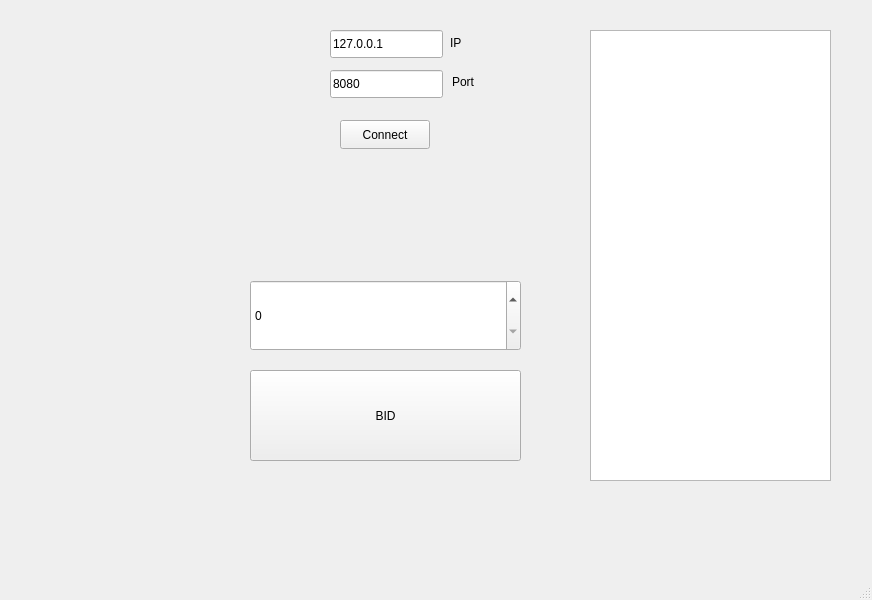
First picture: the form in AuctionClient/AuctionClient/client.ui, repository rzekk/auction-ipc, before the edit.
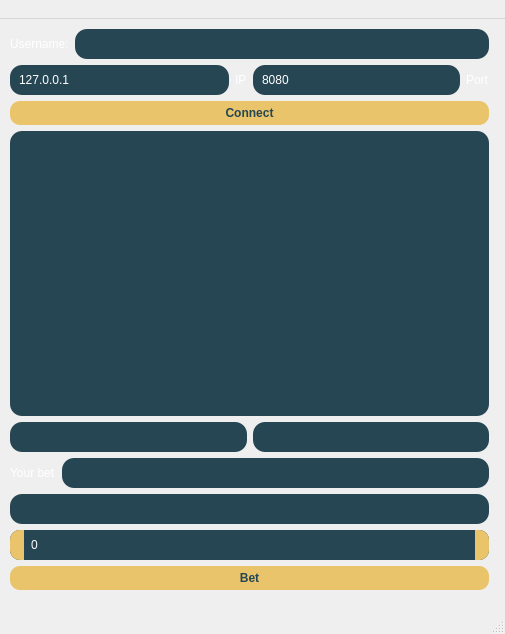
Second picture: the form after the edit.

```diff
--- a/AuctionClient/AuctionClient/client.ui
+++ b/AuctionClient/AuctionClient/client.ui
@@ -9,117 +9,343 @@
    <rect>
     <x>0</x>
     <y>0</y>
-    <width>872</width>
-    <height>600</height>
+    <width>505</width>
+    <height>634</height>
    </rect>
   </property>
   <property name="windowTitle">
    <string>Client</string>
   </property>
   <widget class="QWidget" name="centralwidget">
-   <widget class="QLineEdit" name="ipLineEdit">
+   <property name="styleSheet">
+    <string notr="true">QMainWindow,
+QDialog{
+	background-color: qlineargradient(spread:pad, x1:0, y1:0, x2:1, y2:1, stop:0.177033 #092029, stop:1 #031921);
+}
+
+QObject{
+	font: 10pt &quot;Source Code Pro&quot;;
+	color: #FFF;
+}
+
+QPushButton{
+	padding: 5px;
+	background-color: #E9C46A;
+	color: #264653;
+	font-weight: 700;
+	border-radius: 10px;
+}
+QPushButton:hover{
+	background-color: #F4A261;
+}
+QPushButton:pressed{
+	background-color: #E76F51 ;
+}
+
+QCheckBox::indicator {
+    width:  12px;
+    height: 12px;
+	border: 4px solid #E9C46A;
+    border-radius: 10px;
+    background-color: #E9C46A;
+}
+
+QCheckBox::indicator:hover {
+    border-color: #F4A261;
+}
+
+QCheckBox::indicator:checked {
+    background-color: #E76F51;
+}
+
+QCheckBox{    
+    padding: 5px;
+    background-color: #264653;
+    border-radius: 10px;
+}
+
+QTextEdit,
+QPlainTextEdit,
+QLineEdit,
+QGraphicsView,
+QScrollArea{
+	background-color: #264653;
+	border: none;
+	padding: 7px;
+	border-radius: 12px;
+}
+
+QListWidget {
+    background-color: #264653; 
+    border: 2px solid #415A77; 
+	border-radius: 15px;
+    padding: 10px;
+	font-size: 10pt;
+    outline: none;
+}
+
+QListWidget::item {
+    padding: 5px;         
+    margin: 3px 0;
+	margin-right: 5px;
+    background-color: #2A9D8F;
+    border-radius: 10px;      
+	border: 1px solid #415A77;
+	outline: none;
+}
+
+QListWidget::item:hover {
+    background-color: #E9C46A; 
+    color: #fff;
+}
+
+QListWidget::item:selected {
+    background-color: #F4A261;
+    color: #fff;               
+}
+
+QScrollBar:vertical,
+QScrollBar:horizontal {
+	width: 12px; 
+	background: transparent; 
+	margin: 0px; 
+}
+
+QScrollBar::handle:vertical,
+QScrollBar::handle:horizontal {
+	background: #E9C46A; 
+	min-height: 20px; 
+	border-radius: 6px;
+}
+
+QScrollBar::handle:vertical:hover,
+QScrollBar::handle:vertical:pressed,
+QScrollBar::handle:horizontal:hover,
+QScrollBar::handle:horizontal:pressed {
+    background: #F4A261;
+}
+
+QScrollBar:vertical,
+QScrollBar:horizontal {
+    background: transparent;
+    margin: 0px;
+}
+
+QScrollBar::add-page:vertical,
+QScrollBar::sub-page:vertical,
+QScrollBar::add-page:horizontal,
+QScrollBar::sub-page:horizontal {
+    background: transparent;
+}
+
+QScrollBar::add-line:vertical,
+QScrollBar::sub-line:vertical,
+QScrollBar::add-line:horizontal,
+QScrollBar::sub-line:horizontal {
+    height: 0px;
+    width: 0px;   
+}
+
+QComboBox {
+    border-radius: 8px;
+    padding: 5px 8px;
+    background-color: #264653;
+    color: #fff;
+}
+
+QComboBox::drop-down {
+    border-top-right-radius: 8px;
+    border-bottom-right-radius: 8px;
+    background-color: #E9C46A;
+}
+
+QComboBox QAbstractItemView {
+    background-color: #264653;
+    color: #fff;
+    border-radius: 5px;
+}
+
+
+QSpinBox{
+    color: #fff;
+    background-color: #264653;
+    border-radius: 10px;
+    padding: 5px;
+    height: 20px;
+}
+
+QSpinBox::up-button {
+    width: 10px;
+    height: 20px;
+    padding: 5px 2px;
+    background-color: #E9C46A;
+    subcontrol-position: center right;
+    border-bottom-right-radius: 10px;
+    border-top-right-radius: 10px;
+}
+
+QSpinBox::down-button {
+    width: 10px;
+    height: 20px;
+    padding: 5px 2px;
+    background-color: #E9C46A;
+    subcontrol-position: center left;
+    border-bottom-left-radius: 10px;
+    border-top-left-radius: 10px;
+}
+
+QSpinBox::up-button:hover, QSpinBox::down-button:hover {
+    background-color: #F4A261;
+}
+</string>
+   </property>
+   <widget class="QWidget" name="">
     <property name="geometry">
      <rect>
-      <x>330</x>
-      <y>30</y>
-      <width>113</width>
-      <height>28</height>
+      <x>10</x>
+      <y>10</y>
+      <width>479</width>
+      <height>561</height>
      </rect>
     </property>
-    <property name="text">
-     <string>127.0.0.1</string>
-    </property>
-   </widget>
-   <widget class="QLineEdit" name="portLineEdit">
-    <property name="geometry">
-     <rect>
-      <x>330</x>
-      <y>70</y>
-      <width>113</width>
-      <height>28</height>
-     </rect>
-    </property>
-    <property name="text">
-     <string>8080</string>
-    </property>
-   </widget>
-   <widget class="QLabel" name="label">
-    <property name="geometry">
-     <rect>
-      <x>450</x>
-      <y>33</y>
-      <width>63</width>
-      <height>20</height>
-     </rect>
-    </property>
-    <property name="text">
-     <string>IP</string>
-    </property>
-   </widget>
-   <widget class="QLabel" name="label_2">
-    <property name="geometry">
-     <rect>
-      <x>452</x>
-      <y>72</y>
-      <width>63</width>
-      <height>20</height>
-     </rect>
-    </property>
-    <property name="text">
-     <string>Port</string>
-    </property>
-   </widget>
-   <widget class="QPushButton" name="connectButton">
-    <property name="geometry">
-     <rect>
-      <x>340</x>
-      <y>120</y>
-      <width>90</width>
-      <height>29</height>
-     </rect>
-    </property>
-    <property name="text">
-     <string>Connect</string>
-    </property>
-   </widget>
-   <widget class="QPushButton" name="bidButton">
-    <property name="geometry">
-     <rect>
-      <x>250</x>
-      <y>370</y>
-      <width>271</width>
-      <height>91</height>
-     </rect>
-    </property>
-    <property name="text">
-     <string>BID</string>
-    </property>
-   </widget>
-   <widget class="QTextEdit" name="logTextEdit">
-    <property name="enabled">
-     <bool>true</bool>
-    </property>
-    <property name="geometry">
-     <rect>
-      <x>590</x>
-      <y>30</y>
-      <width>241</width>
-      <height>451</height>
-     </rect>
-    </property>
-    <property name="readOnly">
-     <bool>true</bool>
-    </property>
-   </widget>
-   <widget class="QSpinBox" name="bidSpinBox">
-    <property name="geometry">
-     <rect>
-      <x>250</x>
-      <y>280</y>
-      <width>271</width>
-      <height>71</height>
-     </rect>
-    </property>
+    <layout class="QVBoxLayout" name="verticalLayout_8">
+     <item>
+      <layout class="QVBoxLayout" name="verticalLayout_7">
+       <item>
+        <layout class="QVBoxLayout" name="verticalLayout_6">
+         <item>
+          <layout class="QVBoxLayout" name="verticalLayout_5">
+           <item>
+            <layout class="QVBoxLayout" name="verticalLayout_4">
+             <item>
+              <layout class="QVBoxLayout" name="verticalLayout_3">
+               <item>
+                <layout class="QVBoxLayout" name="verticalLayout_2">
+                 <item>
+                  <layout class="QVBoxLayout" name="verticalLayout">
+                   <item>
+                    <layout class="QHBoxLayout" name="horizontalLayout_4">
+                     <item>
+                      <widget class="QLabel" name="userNameLabel">
+                       <property name="text">
+                        <string>Username:</string>
+                       </property>
+                      </widget>
+                     </item>
+                     <item>
+                      <widget class="QLineEdit" name="usernameLineEdit"/>
+                     </item>
+                    </layout>
+                   </item>
+                   <item>
+                    <layout class="QHBoxLayout" name="horizontalLayout_3">
+                     <item>
+                      <layout class="QHBoxLayout" name="horizontalLayout_2">
+                       <item>
+                        <widget class="QLineEdit" name="ipLineEdit">
+                         <property name="text">
+                          <string>127.0.0.1</string>
+                         </property>
+                        </widget>
+                       </item>
+                       <item>
+                        <widget class="QLabel" name="ipLabel">
+                         <property name="text">
+                          <string>IP</string>
+                         </property>
+                        </widget>
+                       </item>
+                      </layout>
+                     </item>
+                     <item>
+                      <layout class="QHBoxLayout" name="horizontalLayout">
+                       <item>
+                        <widget class="QLineEdit" name="portLineEdit">
+                         <property name="text">
+                          <string>8080</string>
+                         </property>
+                        </widget>
+                       </item>
+                       <item>
+                        <widget class="QLabel" name="portLabel">
+                         <property name="text">
+                          <string>Port</string>
+                         </property>
+                        </widget>
+                       </item>
+                      </layout>
+                     </item>
+                    </layout>
+                   </item>
+                  </layout>
+                 </item>
+                 <item>
+                  <widget class="QPushButton" name="connectButton">
+                   <property name="text">
+                    <string>Connect</string>
+                   </property>
+                  </widget>
+                 </item>
+                </layout>
+               </item>
+               <item>
+                <widget class="QTextEdit" name="logTextEdit">
+                 <property name="enabled">
+                  <bool>true</bool>
+                 </property>
+                 <property name="readOnly">
+                  <bool>true</bool>
+                 </property>
+                </widget>
+               </item>
+              </layout>
+             </item>
+             <item>
+              <layout class="QHBoxLayout" name="horizontalLayout_5">
+               <item>
+                <widget class="QLineEdit" name="currentLot"/>
+               </item>
+               <item>
+                <widget class="QLineEdit" name="maxBet"/>
+               </item>
+              </layout>
+             </item>
+            </layout>
+           </item>
+           <item>
+            <layout class="QHBoxLayout" name="horizontalLayout_6">
+             <item>
+              <widget class="QLabel" name="label">
+               <property name="text">
+                <string>Your bet</string>
+               </property>
+              </widget>
+             </item>
+             <item>
+              <widget class="QLineEdit" name="yourBet"/>
+             </item>
+            </layout>
+           </item>
+          </layout>
+         </item>
+         <item>
+          <widget class="QLineEdit" name="timer"/>
+         </item>
+        </layout>
+       </item>
+       <item>
+        <widget class="QSpinBox" name="betSpinBox"/>
+       </item>
+      </layout>
+     </item>
+     <item>
+      <widget class="QPushButton" name="betButton">
+       <property name="text">
+        <string>Bet</string>
+       </property>
+      </widget>
+     </item>
+    </layout>
    </widget>
   </widget>
   <widget class="QMenuBar" name="menubar">
@@ -127,10 +353,16 @@
     <rect>
      <x>0</x>
      <y>0</y>
-     <width>872</width>
+     <width>505</width>
      <height>25</height>
     </rect>
    </property>
+   <widget class="QMenu" name="menucleint">
+    <property name="title">
+     <string> </string>
+    </property>
+   </widget>
+   <addaction name="menucleint"/>
   </widget>
   <widget class="QStatusBar" name="statusbar"/>
  </widget>
```
